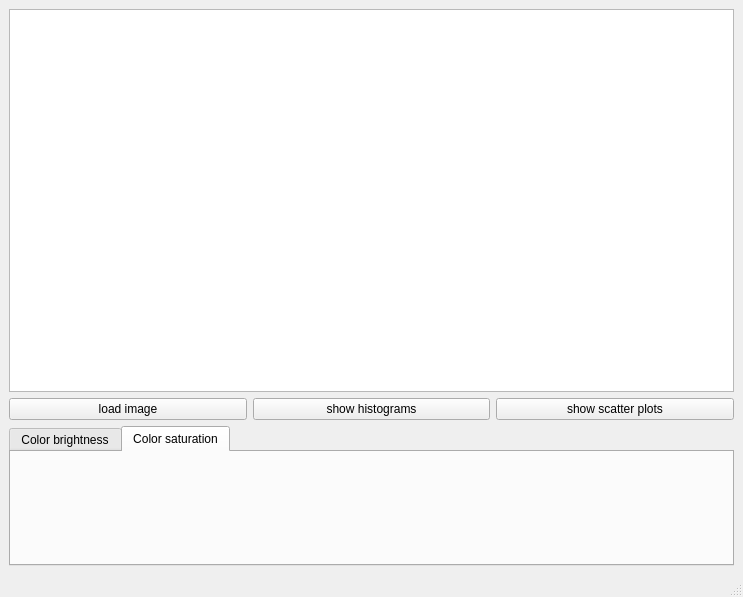
FrederikLauf/Cython-Image-Manipulation-Experimentation, file gui/gui_form.ui: the form before one commit.
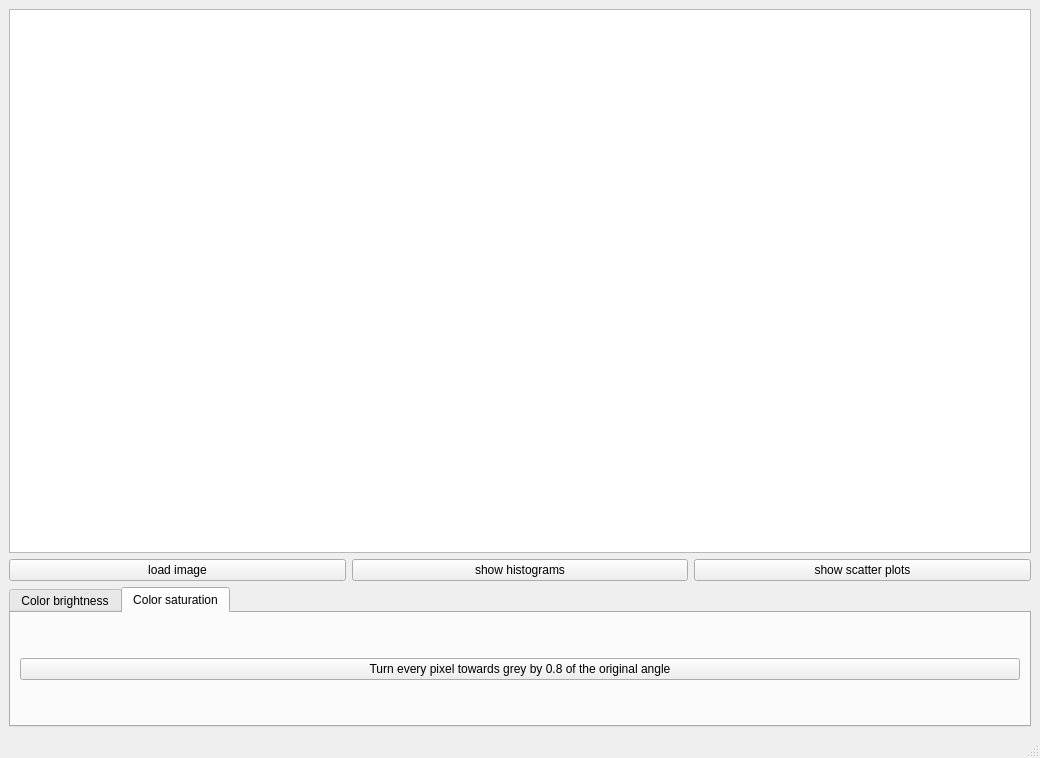
The form after the commit. The open tabs and pages were chosen to show the change.

Commit message: Add turn to grey demo in gui.

```diff
--- a/gui/gui_form.ui
+++ b/gui/gui_form.ui
@@ -6,8 +6,8 @@
    <rect>
     <x>0</x>
     <y>0</y>
-    <width>743</width>
-    <height>597</height>
+    <width>1040</width>
+    <height>758</height>
    </rect>
   </property>
   <property name="sizePolicy">
@@ -245,7 +245,15 @@
        <attribute name="title">
         <string>Color saturation</string>
        </attribute>
-       <layout class="QGridLayout" name="gridLayout"/>
+       <layout class="QGridLayout" name="gridLayout">
+        <item row="0" column="0">
+         <widget class="QPushButton" name="turnAllTowardsGreyButton">
+          <property name="text">
+           <string>Turn every pixel towards grey by 0.8 of the original angle</string>
+          </property>
+         </widget>
+        </item>
+       </layout>
       </widget>
      </widget>
     </item>
```
Left out of the diff: 69 changed lines with no effect on the pictures. The commit also changes 3 other files.
